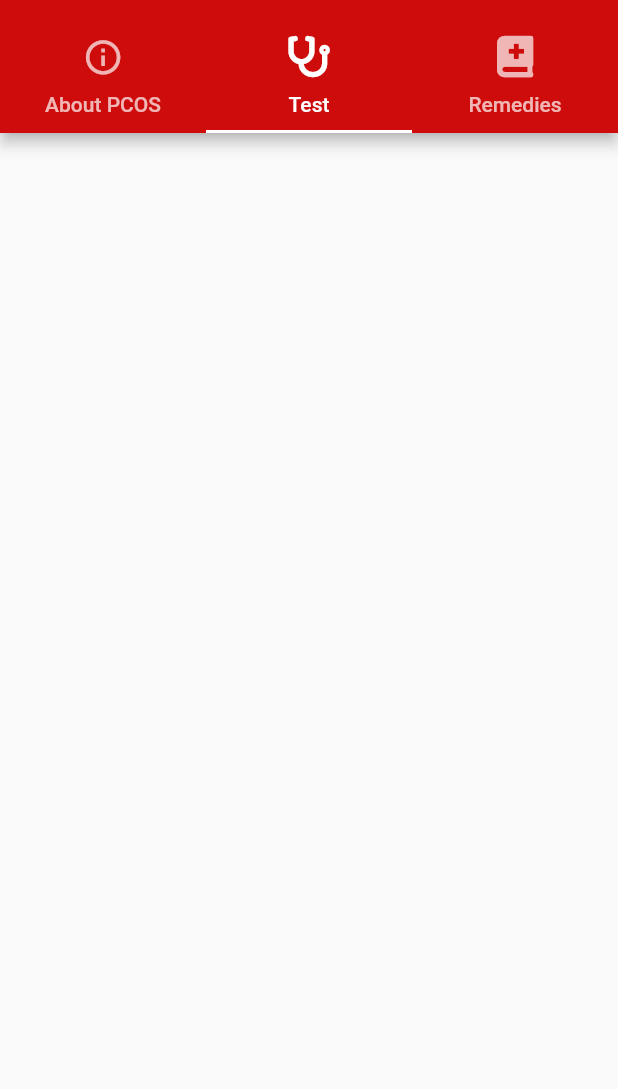
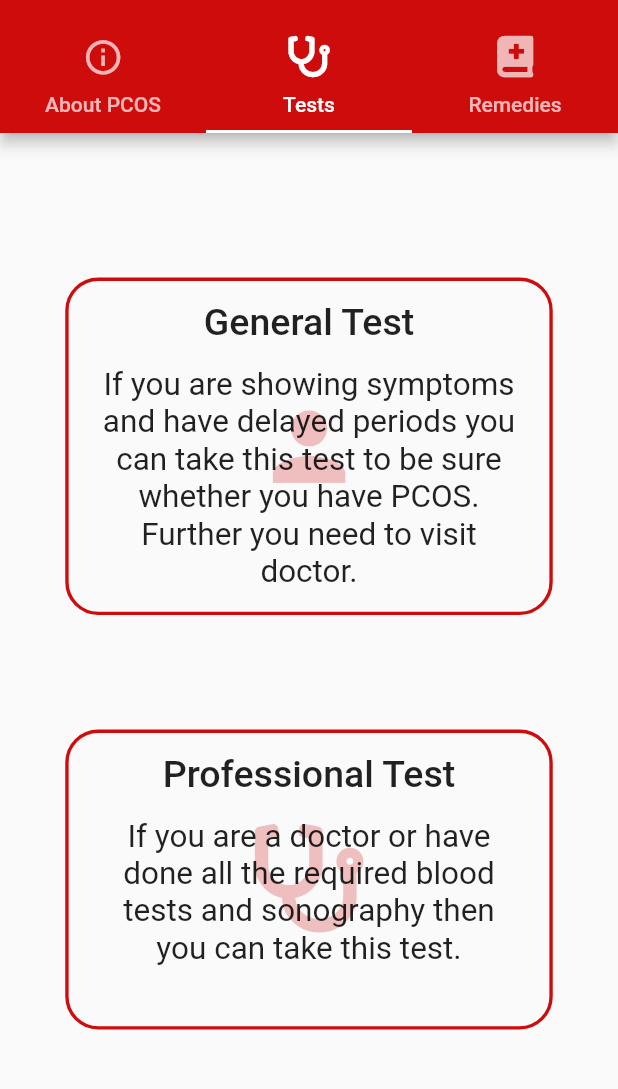
Before and after one commit to cyber-venom003/Maitri-PCOS-Detection-App, a Flutter app: the screen it shows after launch, tab 2 chosen, on a phone screen of 412 x 824 dp, the part 62-1151 px from its top. Run offline on Flutter 3.47's test engine with Material 2 defaults, Android fonts, the phone set to English and light mode, and no system bars; our stand-ins replace font_awesome_flutter.

Commit message:
Completed Test Screen

```diff
--- a/lib/components/ExpansionCard.dart
+++ b/lib/components/ExpansionCard.dart
@@ -1,11 +1,16 @@
 import 'package:flutter/material.dart';
 import 'package:font_awesome_flutter/font_awesome_flutter.dart';
 
-class ExpansionCard extends StatelessWidget {
-  ExpansionCard({@required this.heading , @required this.content , this.contentListTile});
+class ExpansionCard extends StatefulWidget {
+  ExpansionCard({@required this.heading , @required this.content});
   final String heading;
   final String content;
-  final List<Widget> contentListTile;
+  @override
+  _ExpansionCardState createState() => _ExpansionCardState();
+}
+
+class _ExpansionCardState extends State<ExpansionCard> {
+  IconData cardTrailIcon = FontAwesomeIcons.chevronDown;
   @override
   Widget build(BuildContext context) {
     return DecoratedBox(
@@ -19,17 +24,17 @@ class ExpansionCard extends StatelessWidget {
       child: Card(
         child: ExpansionTile(
           title: Text(
-            "$heading",
+            "${widget.heading}",
             style: TextStyle(
                 fontSize: 22.5,
                 fontWeight: FontWeight.w500
             ),
             textAlign: TextAlign.center,
           ),
-          childrenPadding: EdgeInsets.fromLTRB(10, 2, 10, 7.5),
+          childrenPadding: EdgeInsets.symmetric(vertical: 10 , horizontal: 10),
           children: [
             Text(
-              "$content",
+              "${widget.content}",
               style: TextStyle(
                   fontFamily: "Product Sans",
                   fontSize: 18.5
@@ -37,7 +42,12 @@ class ExpansionCard extends StatelessWidget {
               textAlign: TextAlign.center,
             ),
           ],
-          trailing: FaIcon(FontAwesomeIcons.chevronDown , color: Color(0xFFCE0C0C)),
+          trailing: FaIcon(cardTrailIcon , color: Color(0xFFCE0C0C)),
+          onExpansionChanged: (value){
+            setState(() {
+              cardTrailIcon = value == true ? FontAwesomeIcons.chevronUp : FontAwesomeIcons.chevronDown;
+            });
+          },
         ),
         elevation: 2,
       ),
--- /dev/null
+++ b/lib/components/IconBackgroundCard.dart
@@ -0,0 +1,58 @@
+import 'package:flutter/material.dart';
+
+class IconBackgroundCard extends StatelessWidget {
+  IconBackgroundCard({@required this.heading , @required this.background , @required this.content , @required this.width , @required this.height});
+  final String heading;
+  final String content;
+  final Widget background;
+  final double width;
+  final double height;
+  @override
+  Widget build(BuildContext context) {
+    return DecoratedBox(
+      decoration: BoxDecoration(
+          border: Border.all(
+            color: Color(0xFFCE0C0C),
+            width: 2.25,
+          ),
+          borderRadius: BorderRadius.circular(22)
+      ),
+      child: Container(
+        child: Stack(
+          children: [
+            Container(
+              width: width,
+              height: height,
+              child: Center(child: background),
+            ),
+            Container(
+              width: width,
+              height: height,
+              padding: EdgeInsets.symmetric(vertical: 15 , horizontal: 20),
+              child: Column(
+                children: [
+                  Text(
+                    '$heading',
+                    textAlign: TextAlign.center,
+                    style: TextStyle(
+                        fontWeight: FontWeight.w500,
+                        fontSize: 25
+                    ),
+                  ),
+                  SizedBox(height: 15,),
+                  Text(
+                    '$content',
+                    textAlign: TextAlign.center,
+                    style: TextStyle(
+                        fontSize: 21
+                    ),
+                  )
+                ],
+              ),
+            )
+          ],
+        ),
+      ),
+    );
+  }
+}
--- /dev/null
+++ b/lib/constants.dart
@@ -0,0 +1,5 @@
+const String kPcosDetails = "Polycystic Ovary Syndrome, or PCOS, is a health condition that affects about 10 million people in the world. The exact cause is unknown, but it is considered a hormonal problem. Genetics and environmental factors are believed to be involved in the development of PCOS. It is a leading cause of female infertility and is responsible for a number of symptoms that can affect the body physically and emotionally.";
+const String kPcosDiagnosis = "Symptoms of PCOS may begin shortly after puberty, but can also develop during the later teen years and early adulthood. People with PCOS typically have irregular or missed periods as a result of not ovulating. Although some people may develop cysts on their ovaries, many people do not.";
+const String kPcosSymptoms = "Common symptoms incluce: \n \n Weight gain \n Fatigue \n Unwanted hair growth \n Thinning hair on the head \n Infertility \n Acne \n Mood changes \n Pelvic pain \n Headaches \n Sleep problems";
+const String kGeneralTest = "If you are showing symptoms and have delayed periods you can take this test to be sure whether you have PCOS. Further you need to visit doctor.";
+const String kProfessionaTest = "If you are a doctor or have done all the required blood tests and sonography then you can take this test.";
--- a/lib/main.dart
+++ b/lib/main.dart
@@ -41,7 +41,7 @@ class HomePage extends StatelessWidget {
                 bottom: TabBar(
                   tabs: [
                     Tab(text: 'About PCOS', icon: Icon(Icons.info_outline , size: 27.5,),),
-                    Tab(text: 'Test', icon: FaIcon(FontAwesomeIcons.stethoscope , size: 27.5,)),
+                    Tab(text: 'Tests', icon: FaIcon(FontAwesomeIcons.stethoscope , size: 27.5,)),
                     Tab(text: 'Remedies', icon: FaIcon(FontAwesomeIcons.bookMedical , size: 27.5,)),
                   ],
                   indicatorColor: Colors.white,
--- a/lib/routes/AboutScreen.dart
+++ b/lib/routes/AboutScreen.dart
@@ -1,5 +1,6 @@
 import 'package:flutter/material.dart';
 import '../components/ExpansionCard.dart';
+import '../constants.dart';
 
 class AboutScreen extends StatelessWidget {
   @override
@@ -20,20 +21,20 @@ class AboutScreen extends StatelessWidget {
                   color: Colors.black
               ),
             ),
-            SizedBox(height: 22.5,),
+            SizedBox(height: 36.5,),
             ExpansionCard(
                 heading: "What is PCOS?",
-                content: "Polycystic Ovary Syndrome, or PCOS, is a health condition that affects about 10 million people in the world. The exact cause is unknown, but it is considered a hormonal problem. Genetics and environmental factors are believed to be involved in the development of PCOS. It is a leading cause of female infertility and is responsible for a number of symptoms that can affect the body physically and emotionally.",
+                content: kPcosDetails,
             ),
             SizedBox(height: 20,),
             ExpansionCard(
                 heading: "Diagnosis of PCOS",
-                content: "Symptoms of PCOS may begin shortly after puberty, but can also develop during the later teen years and early adulthood. People with PCOS typically have irregular or missed periods as a result of not ovulating. Although some people may develop cysts on their ovaries, many people do not."
+                content: kPcosDiagnosis,
             ),
             SizedBox(height: 20,),
             ExpansionCard(
                 heading: "Symptoms of PCOS",
-                content: "Common symptoms incluce: \n \n Weight gain \n Fatigue \n Unwanted hair growth \n Thinning hair on the head \n Infertility \n Acne \n Mood changes \n Pelvic pain \n Headaches \n Sleep problems"
+                content: kPcosSymptoms,
             )
           ]
         )
--- a/lib/routes/TestScreen.dart
+++ b/lib/routes/TestScreen.dart
@@ -1,8 +1,33 @@
 import 'package:flutter/material.dart';
+import 'package:font_awesome_flutter/font_awesome_flutter.dart';
+import 'package:maitri_pcos_detection_app/components/IconBackgroundCard.dart';
+import 'package:maitri_pcos_detection_app/constants.dart';
 
 class TestScreen extends StatelessWidget {
   @override
   Widget build(BuildContext context) {
-    return Container();
+    return Padding(
+      padding: EdgeInsets.symmetric(vertical: 20 , horizontal: 10),
+      child: Column(
+        mainAxisAlignment: MainAxisAlignment.spaceEvenly,
+        crossAxisAlignment: CrossAxisAlignment.center,
+        children: [
+          IconBackgroundCard(
+              heading: 'General Test',
+              background: Icon(Icons.person,  color: Color(0x40CE0C0C), size: 72.5,),
+              content: kGeneralTest,
+              width: 325,
+              height: 225
+          ),
+          IconBackgroundCard(
+              heading: 'Professional Test',
+              background: FaIcon(FontAwesomeIcons.stethoscope,  color: Color(0x40CE0C0C), size: 72.5,),
+              content: kProfessionaTest,
+              width: 325,
+              height: 200
+          ),
+        ],
+      ),
+    );
   }
 }
```
